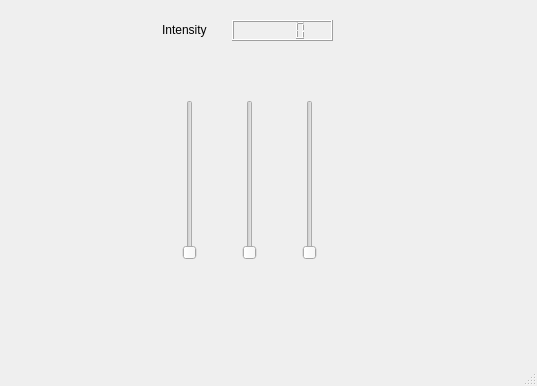
Old version of the form apps/isisViewer/forms/isisViewer.ui in the repository isis-group/isis; both pictures show x 260 to 797 and y 451 to 837 of the 797 by 837 pixel window.
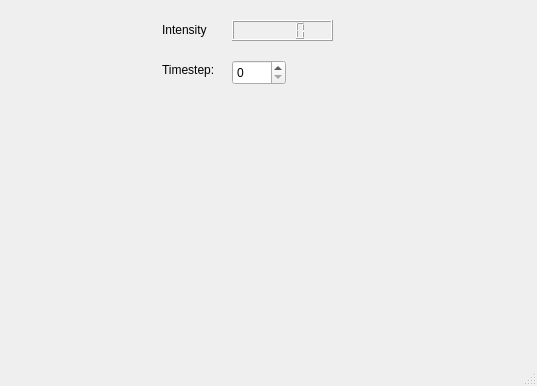
New version of the form. Custom widgets are drawn as their Qt base class.

Commit message: fixed some minor bugs...now can show functional images...but not slide through timesteps

```diff
--- a/apps/isisViewer/forms/isisViewer.ui
+++ b/apps/isisViewer/forms/isisViewer.ui
@@ -113,43 +113,27 @@
         <string/>
        </property>
       </widget>
-      <widget class="QSlider" name="verticalSlider" >
+      <widget class="QSpinBox" name="spinBox" >
        <property name="geometry" >
         <rect>
-         <x>40</x>
-         <y>140</y>
-         <width>16</width>
-         <height>160</height>
+         <x>90</x>
+         <y>100</y>
+         <width>54</width>
+         <height>25</height>
         </rect>
        </property>
-       <property name="orientation" >
-        <enum>Qt::Vertical</enum>
-       </property>
       </widget>
-      <widget class="QSlider" name="verticalSlider_2" >
+      <widget class="QLabel" name="label_2" >
        <property name="geometry" >
         <rect>
-         <x>100</x>
-         <y>140</y>
-         <width>16</width>
-         <height>160</height>
+         <x>20</x>
+         <y>100</y>
+         <width>71</width>
+         <height>19</height>
         </rect>
        </property>
-       <property name="orientation" >
-        <enum>Qt::Vertical</enum>
-       </property>
-      </widget>
-      <widget class="QSlider" name="verticalSlider_3" >
-       <property name="geometry" >
-        <rect>
-         <x>160</x>
-         <y>140</y>
-         <width>16</width>
-         <height>160</height>
-        </rect>
-       </property>
-       <property name="orientation" >
-        <enum>Qt::Vertical</enum>
+       <property name="text" >
+        <string>Timestep:</string>
        </property>
       </widget>
      </widget>
```
Left out of the diff: 6 changed lines with no effect on the pictures. The commit also changes 7 other files.
